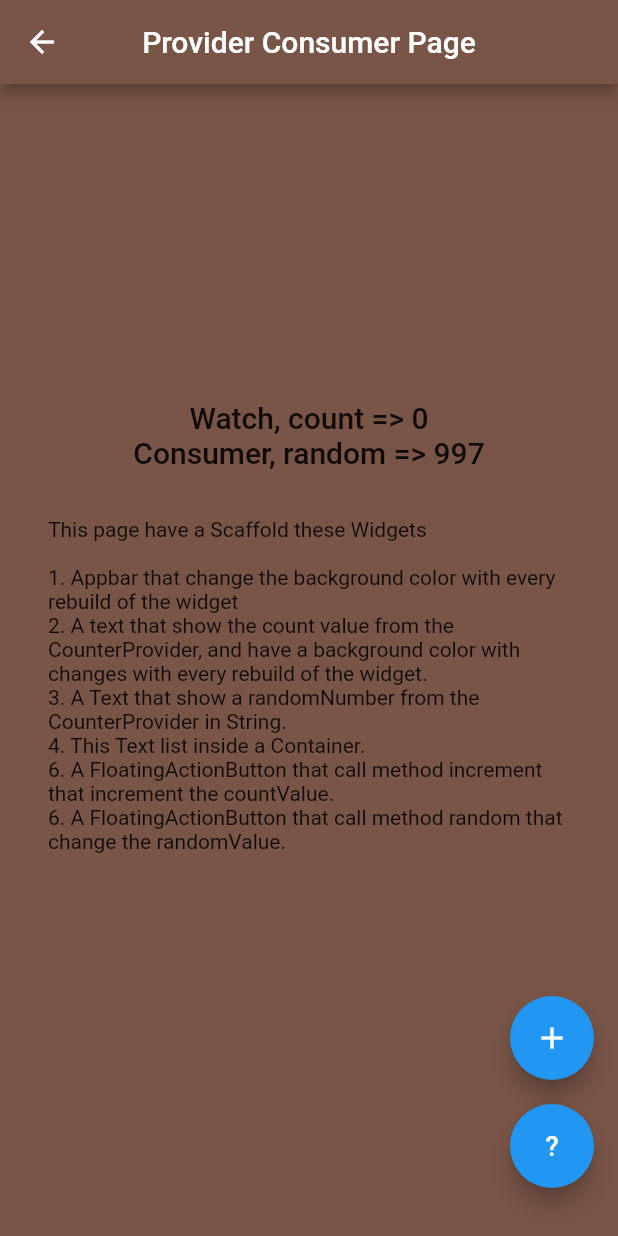
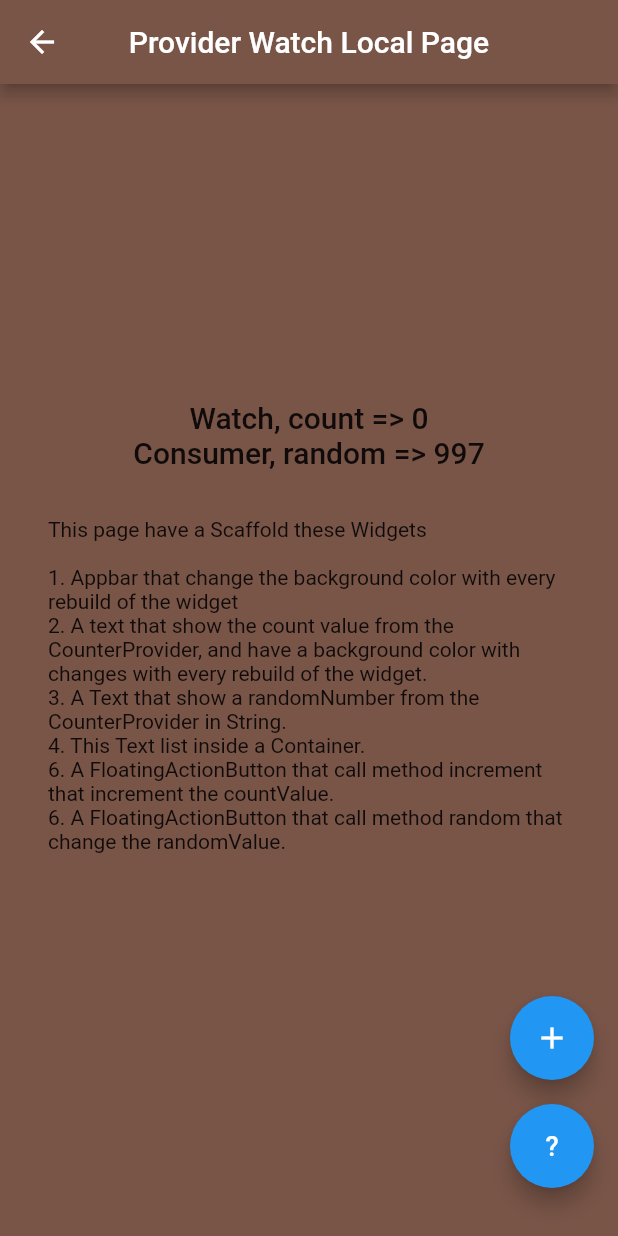
Before and after one commit to hectorAguero/provider_use_examples, a Flutter app: the CounterWatchLocalPage screen opened by its route, on a phone screen of 412 x 824 dp. Run offline on Flutter 3.47's test engine with Material 2 defaults, Android fonts, the phone set to English and light mode, and no system bars.

Commit message:
Update Readme and Pictures

```diff
--- a/lib/provider_counter/counter_watch.dart
+++ b/lib/provider_counter/counter_watch.dart
@@ -11,7 +11,7 @@ class CounterWatchPage extends StatelessWidget {
     final counterProv = context.watch<CounterProvider>();
     return Scaffold(
       appBar: AppBar(
-        title: Text('Provider Consumer Page'),
+        title: Text('Provider Watch Page'),
         backgroundColor:
             Colors.primaries[Random().nextInt(Colors.primaries.length)],
         centerTitle: true,
--- a/lib/provider_counter/counter_watch_local.dart
+++ b/lib/provider_counter/counter_watch_local.dart
@@ -14,7 +14,7 @@ class CounterWatchLocalPage extends StatelessWidget {
         final counterProv = context.watch<CounterProvider>();
         return Scaffold(
           appBar: AppBar(
-            title: Text('Provider Consumer Page'),
+            title: Text('Provider Watch Local Page'),
             backgroundColor:
                 Colors.primaries[Random().nextInt(Colors.primaries.length)],
             centerTitle: true,
```
Also changed, not shown: docs/counter_page.png (added), docs/home_page.png (added), 1 other file.
